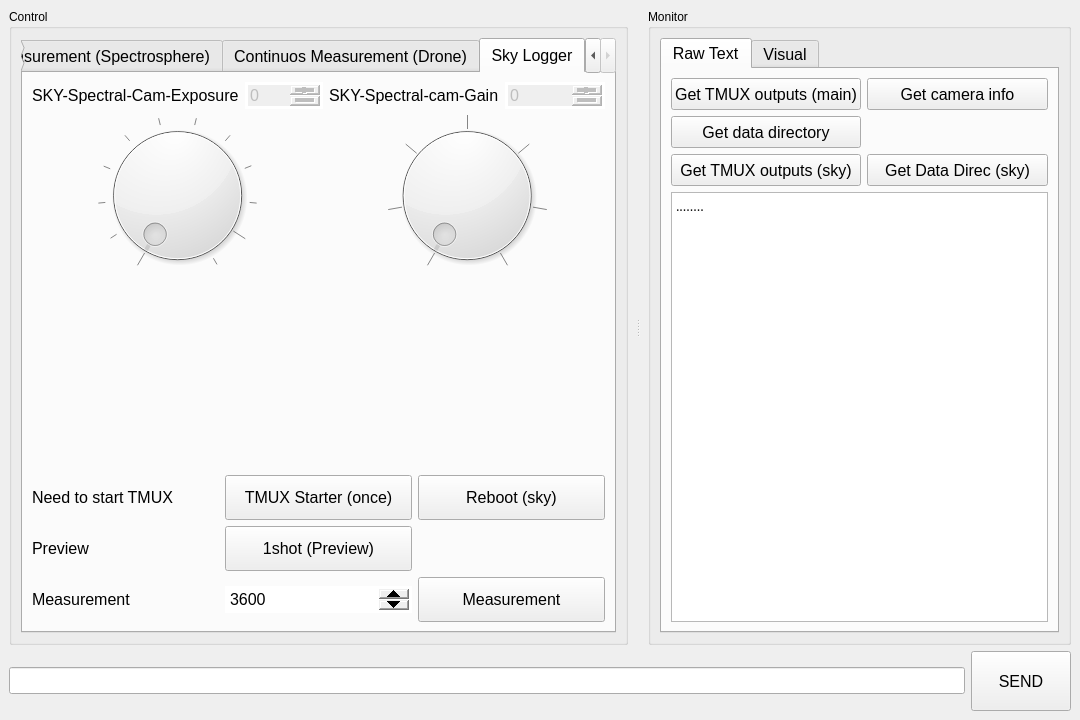
Qt form UI/UI_Mainwindow.ui (garid3000/giguic) before a commit.
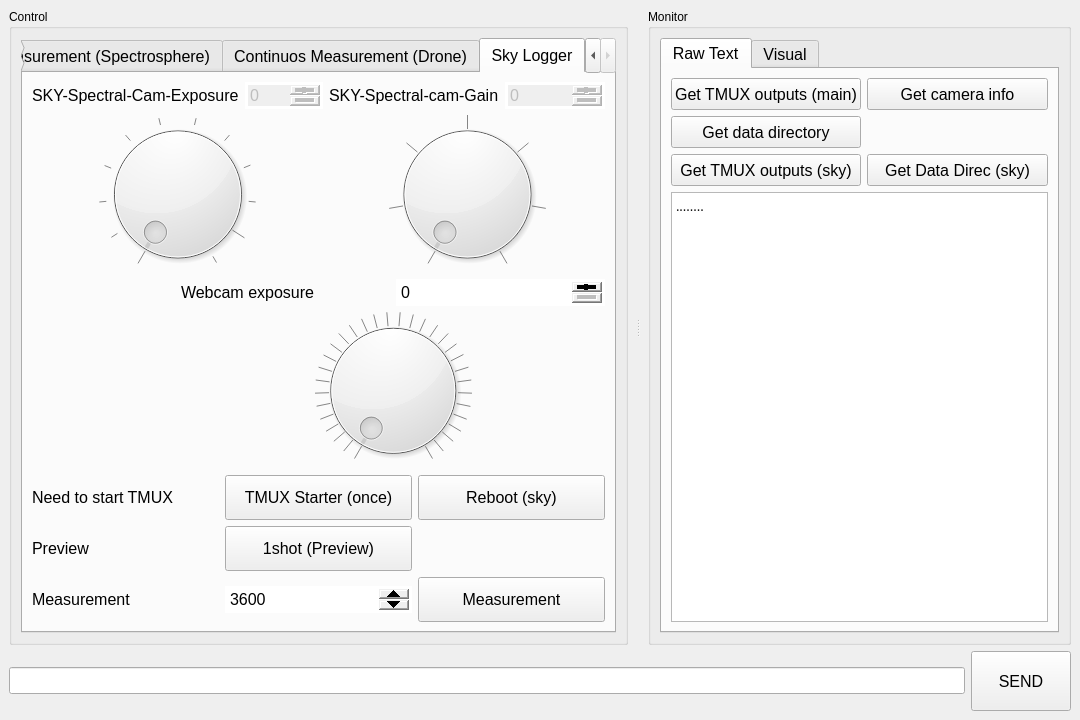
The same form after that commit. The open tabs and pages were chosen to show the change. Icons and pictures are not drawn. Custom widgets are drawn as their Qt base class.

Commit message: Update such that webcam is manually exposure controlled

The edit to the form file:
```diff
--- a/UI/UI_Mainwindow.ui
+++ b/UI/UI_Mainwindow.ui
@@ -968,21 +968,63 @@
            <attribute name="title">
             <string>Sky Logger</string>
            </attribute>
-           <layout class="QGridLayout" name="gridLayout_12">
-            <item row="1" column="0">
-             <spacer name="verticalSpacer_4">
-              <property name="orientation">
-               <enum>Qt::Orientation::Vertical</enum>
-              </property>
-              <property name="sizeHint" stdset="0">
-               <size>
-                <width>20</width>
-                <height>187</height>
-               </size>
-              </property>
-             </spacer>
+           <layout class="QGridLayout" name="gridLayout_14">
+            <item row="0" column="0" colspan="2">
+             <layout class="QGridLayout" name="gridLayout_9">
+              <item row="0" column="1">
+               <widget class="QSpinBox" name="sp_sky_expo">
+                <property name="enabled">
+                 <bool>false</bool>
+                </property>
+                <property name="buttonSymbols">
+                 <enum>QAbstractSpinBox::ButtonSymbols::PlusMinus</enum>
+                </property>
+                <property name="maximum">
+                 <number>2500</number>
+                </property>
+               </widget>
+              </item>
+              <item row="1" column="0" colspan="2">
+               <widget class="QDial" name="d_sky_expo">
+                <property name="sizePolicy">
+                 <sizepolicy hsizetype="Preferred" vsizetype="Expanding">
+                  <horstretch>10</horstretch>
+                  <verstretch>0</verstretch>
+                 </sizepolicy>
+                </property>
+                <property name="minimum">
+                 <number>0</number>
+                </property>
+                <property name="maximum">
+                 <number>11</number>
+                </property>
+                <property name="orientation">
+                 <enum>Qt::Orientation::Horizontal</enum>
+                </property>
+                <property name="invertedAppearance">
+                 <bool>false</bool>
+                </property>
+                <property name="wrapping">
+                 <bool>false</bool>
+                </property>
+                <property name="notchTarget">
+                 <double>10.000000000000000</double>
+                </property>
+                <property name="notchesVisible">
+                 <bool>true</bool>
+                </property>
+               </widget>
+              </item>
+              <item row="0" column="0">
+               <widget class="QLabel" name="label_9">
+                <property name="text">
+                 <string>SKY-Spectral-Cam-Exposure</string>
+                </property>
+               </widget>
+              </item>
+             </layout>
             </item>
-            <item row="0" column="1">
+            <item row="0" column="2">
              <layout class="QGridLayout" name="gridLayout_11">
               <item row="0" column="0">
                <widget class="QLabel" name="label_12">
@@ -1043,7 +1085,81 @@
               </item>
              </layout>
             </item>
-            <item row="2" column="0" colspan="2">
+            <item row="1" column="0">
+             <spacer name="verticalSpacer_4">
+              <property name="orientation">
+               <enum>Qt::Orientation::Vertical</enum>
+              </property>
+              <property name="sizeHint" stdset="0">
+               <size>
+                <width>20</width>
+                <height>187</height>
+               </size>
+              </property>
+             </spacer>
+            </item>
+            <item row="1" column="1" colspan="2">
+             <layout class="QGridLayout" name="gridLayout_12">
+              <item row="0" column="0">
+               <widget class="QLabel" name="label_14">
+                <property name="styleSheet">
+                 <string notr="true"/>
+                </property>
+                <property name="text">
+                 <string>Webcam exposure</string>
+                </property>
+               </widget>
+              </item>
+              <item row="0" column="1">
+               <widget class="QSpinBox" name="sp_sky_webcam_expo">
+                <property name="enabled">
+                 <bool>true</bool>
+                </property>
+                <property name="buttonSymbols">
+                 <enum>QAbstractSpinBox::ButtonSymbols::PlusMinus</enum>
+                </property>
+                <property name="maximum">
+                 <number>8188</number>
+                </property>
+               </widget>
+              </item>
+              <item row="1" column="0" colspan="2">
+               <widget class="QDial" name="d_sky_webcam_expo">
+                <property name="sizePolicy">
+                 <sizepolicy hsizetype="Preferred" vsizetype="Expanding">
+                  <horstretch>10</horstretch>
+                  <verstretch>0</verstretch>
+                 </sizepolicy>
+                </property>
+                <property name="minimum">
+                 <number>1</number>
+                </property>
+                <property name="maximum">
+                 <number>8188</number>
+                </property>
+                <property name="pageStep">
+                 <number>1</number>
+                </property>
+                <property name="orientation">
+                 <enum>Qt::Orientation::Horizontal</enum>
+                </property>
+                <property name="invertedAppearance">
+                 <bool>false</bool>
+                </property>
+                <property name="wrapping">
+                 <bool>false</bool>
+                </property>
+                <property name="notchTarget">
+                 <double>33.000000000000000</double>
+                </property>
+                <property name="notchesVisible">
+                 <bool>true</bool>
+                </property>
+               </widget>
+              </item>
+             </layout>
+            </item>
+            <item row="2" column="0" colspan="3">
              <layout class="QGridLayout" name="gridLayout_10">
               <item row="2" column="0">
                <widget class="QLabel" name="label_11">
@@ -1142,61 +1258,6 @@
               </item>
              </layout>
             </item>
-            <item row="0" column="0">
-             <layout class="QGridLayout" name="gridLayout_9">
-              <item row="0" column="1">
-               <widget class="QSpinBox" name="sp_sky_expo">
-                <property name="enabled">
-                 <bool>false</bool>
-                </property>
-                <property name="buttonSymbols">
-                 <enum>QAbstractSpinBox::ButtonSymbols::PlusMinus</enum>
-                </property>
-                <property name="maximum">
-                 <number>2500</number>
-                </property>
-               </widget>
-              </item>
-              <item row="1" column="0" colspan="2">
-               <widget class="QDial" name="d_sky_expo">
-                <property name="sizePolicy">
-                 <sizepolicy hsizetype="Preferred" vsizetype="Expanding">
-                  <horstretch>10</horstretch>
-                  <verstretch>0</verstretch>
-                 </sizepolicy>
-                </property>
-                <property name="minimum">
-                 <number>0</number>
-                </property>
-                <property name="maximum">
-                 <number>11</number>
-                </property>
-                <property name="orientation">
-                 <enum>Qt::Orientation::Horizontal</enum>
-                </property>
-                <property name="invertedAppearance">
-                 <bool>false</bool>
-                </property>
-                <property name="wrapping">
-                 <bool>false</bool>
-                </property>
-                <property name="notchTarget">
-                 <double>10.000000000000000</double>
-                </property>
-                <property name="notchesVisible">
-                 <bool>true</bool>
-                </property>
-               </widget>
-              </item>
-              <item row="0" column="0">
-               <widget class="QLabel" name="label_9">
-                <property name="text">
-                 <string>SKY-Spectral-Cam-Exposure</string>
-                </property>
-               </widget>
-              </item>
-             </layout>
-            </item>
            </layout>
           </widget>
          </widget>
```
Left out of the diff: 8 changed lines with no effect on the pictures. The commit also changes 2 other files.
